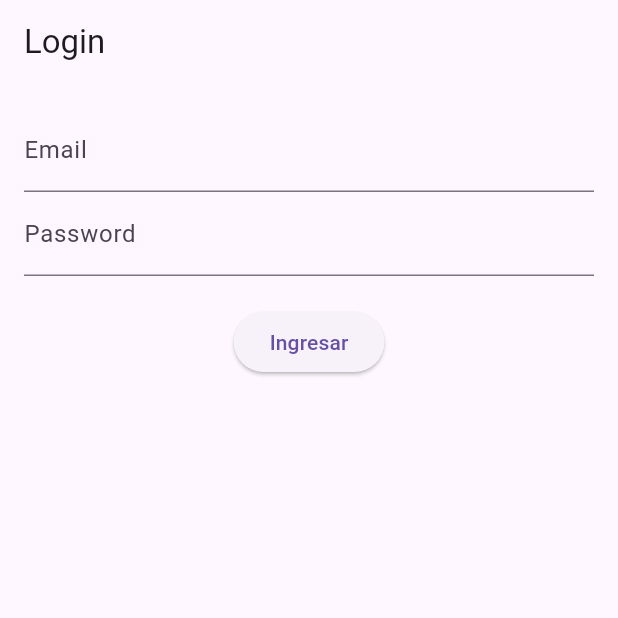
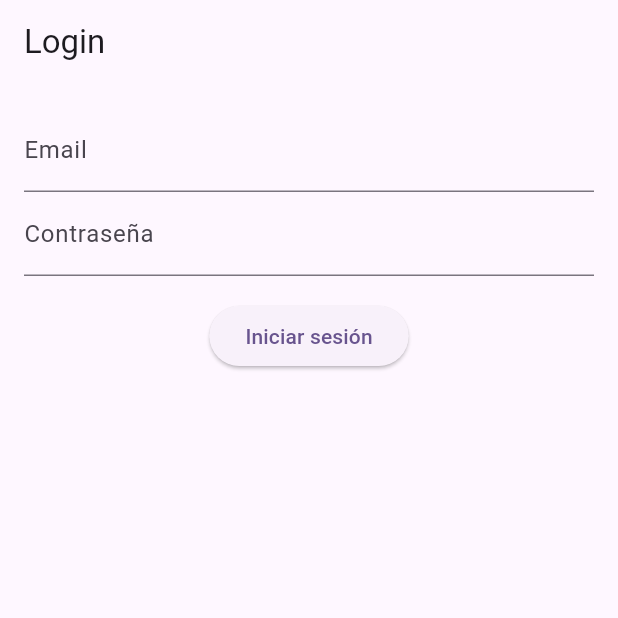
Before and after one commit to AlexPalomar/auth_provider, a Flutter app: the screen it shows after launch, on a phone screen of 412 x 824 dp, the top half of it. Run offline on Flutter 3.47's test engine with Material 3 defaults, Android fonts, the phone set to English and light mode, and no system bars; our stand-ins replace get_it.

```diff
--- a/lib/features/auth/application/login_service.dart
+++ b/lib/features/auth/application/login_service.dart
@@ -0,0 +1,12 @@
+import 'package:first_app/features/auth/domain/usecases/LoginUseCase.dart';
+
+class LoginService {
+  final LoginUseCase _loginUseCase;
+
+  LoginService(this._loginUseCase);
+
+  Future<bool?> login(String email, String password) {
+    print( "Email_application: $email");
+    return _loginUseCase.execute(email, password);
+  }
+}
--- /dev/null
+++ b/lib/features/auth/domain/entities/login.dart
@@ -0,0 +1,35 @@
+class Credentials {
+  String _email;
+  String _password;
+
+  Credentials(this._email, this._password);
+  Credentials.empty()
+      : _email = '',
+        _password = '';
+
+  String get email => _email;
+  String get password => _password;
+
+  void setEmail(String email) {
+    _email = email;
+  }
+
+  void setPassword(String password) {
+    _password = password;
+  }
+}
+
+
+// class Credentials {
+//   final String email;
+//   final String password;
+
+//   const Credentials({required this.email, required this.password});
+
+//   Credentials copyWith({String? email, String? password}) {
+//     return Credentials(
+//       email: email ?? this.email,
+//       password: password ?? this.password,
+//     );
+//   }
+// }
--- /dev/null
+++ b/lib/features/auth/domain/interfaces/login_repository.dart
@@ -0,0 +1,3 @@
+abstract class ILoginRepository {
+  Future<bool> login(String email, String password);
+}
--- a/lib/features/auth/domain/usecases/LoginUseCase.dart
+++ b/lib/features/auth/domain/usecases/LoginUseCase.dart
@@ -1,13 +1,14 @@
 // domain/usecases/login_usecase.dart
 
-
-import 'package:first_app/features/auth/domain/entities/user.dart';
+import 'package:first_app/features/auth/domain/interfaces/login_repository.dart';
 
 class LoginUseCase {
+  final ILoginRepository loginRepository;
 
+  LoginUseCase(this.loginRepository);
 
-  Future<User?> call(String email, String password) {
-    var repository;
-    return repository.login(email, password);
+  Future<bool?> execute(String email, String password) {
+    print( "Email_usecase: $email");
+    return loginRepository.login(email, password);
   }
 }
--- /dev/null
+++ b/lib/features/auth/presentation/app.dart
@@ -0,0 +1,23 @@
+import 'package:first_app/features/auth/presentation/screen/home_screen.dart';
+import 'package:first_app/features/auth/presentation/screen/login_screen.dart';
+import 'package:flutter/material.dart';
+
+class Auth extends StatelessWidget {
+  const Auth({super.key});
+
+  @override
+  Widget build(BuildContext context) {
+    return MaterialApp(
+      title: 'Example Auth',
+      theme: ThemeData(
+        colorScheme: ColorScheme.fromSeed(seedColor: Colors.deepPurple),
+        useMaterial3: true,
+      ),
+      initialRoute: '/',
+      routes: {
+        '/': (context) => const LoginPage(),
+        '/home': (context) => const HomeScreen(),
+      },
+    );
+  }
+}
--- a/lib/features/auth/presentation/provider/login_provider.dart
+++ b/lib/features/auth/presentation/provider/login_provider.dart
@@ -1,33 +1,66 @@
 // presentation/providers/login_provider.dart
-import 'package:first_app/features/auth/domain/entities/user.dart';
-import 'package:first_app/features/auth/domain/usecases/LoginUseCase.dart';
+import 'package:first_app/features/auth/application/login_service.dart';
+import 'package:first_app/features/auth/domain/entities/login.dart';
 import 'package:flutter/material.dart';
 
+class LoginProvider extends ChangeNotifier {
+  final LoginService loginService;
 
-class LoginProvider with ChangeNotifier {
-  final LoginUseCase loginUseCase;
-
-  LoginProvider(this.loginUseCase);
+  LoginProvider(this.loginService);
 
   bool isLoading = false;
-  User? user;
+  bool? resp;
   String? error;
 
-  Future<void> login(String email, String password) async {
+  Credentials credentialsEntity = Credentials.empty();
+
+  void setEmail(String email) {
+    credentialsEntity.setEmail(email);
+    print('Email-provedor: ${credentialsEntity.email}');
+  }
+
+  void setPassword(String password) {
+    credentialsEntity.setPassword(password);
+  }
+
+  Future<void> login() async {
     isLoading = true;
     error = null;
     notifyListeners();
 
     try {
-      user = await loginUseCase(email, password);
-      if (user == null) {
-        error = "Credenciales inválidas";
+      final result = await loginService.login(
+          credentialsEntity.email, credentialsEntity.password);
+      if (result == null) {
+        error = 'Credenciales incorrectas';
+      } else {
+        resp = result;
+
       }
     } catch (e) {
-      error = "Error del servidor";
+      error = 'Error inesperado: $e';
     } finally {
       isLoading = false;
       notifyListeners();
     }
   }
 }
+
+
+  // Future<void> login(String email, String password) async {
+  //   isLoading = true;
+  //   error = null;
+  //   notifyListeners();
+
+  //   try {
+  //     resp = await loginService.login(email, password);
+  //     if (resp == false) {
+  //       error = "Credenciales inválidas";
+  //     }
+  //   } catch (e) {
+  //     error = "Error del servidor";
+  //   } finally {
+  //     isLoading = false;
+  //     notifyListeners();
+  //   }
+  // }
--- a/lib/features/auth/presentation/screen/login.dart
+++ /dev/null
@@ -1,40 +0,0 @@
-// presentation/pages-screen/login_page.dart
-import 'package:first_app/features/auth/presentation/provider/login_provider.dart';
-import 'package:flutter/material.dart';
-import 'package:provider/provider.dart';
-
-
-
-class LoginPage extends StatelessWidget {
-  final emailCtrl = TextEditingController();
-  final passCtrl = TextEditingController();
-
-  @override
-  Widget build(BuildContext context) {
-    final provider = Provider.of<LoginProvider>(context);
-
-    return Scaffold(
-      appBar: AppBar(title: Text("Login")),
-      body: Padding(
-        padding: const EdgeInsets.all(16),
-        child: Column(
-          children: [
-            TextField(controller: emailCtrl, decoration: InputDecoration(labelText: "Email")),
-            TextField(controller: passCtrl, decoration: InputDecoration(labelText: "Password"), obscureText: true),
-            SizedBox(height: 20),
-            provider.isLoading
-                ? CircularProgressIndicator()
-                : ElevatedButton(
-                    onPressed: () {
-                      provider.login(emailCtrl.text, passCtrl.text);
-                    },
-                    child: Text("Ingresar"),
-                  ),
-            if (provider.error != null) Text(provider.error!, style: TextStyle(color: Colors.red)),
-            if (provider.user != null) Text("Bienvenido ${provider.user!.email}"),
-          ],
-        ),
-      ),
-    );
-  }
-}
--- /dev/null
+++ b/lib/features/auth/presentation/screen/login_screen.dart
@@ -0,0 +1,55 @@
+// presentation/pages-screen/login_page.dart
+import 'package:first_app/features/auth/presentation/provider/login_provider.dart';
+import 'package:flutter/material.dart';
+import 'package:provider/provider.dart';
+
+class LoginPage extends StatelessWidget {
+  const LoginPage({super.key});
+
+  @override
+  Widget build(BuildContext context) {
+    final controller = context.watch<LoginProvider>();
+    return Scaffold(
+        appBar: AppBar(title: Text("Login")),
+        body: Padding(
+          padding: const EdgeInsets.all(16),
+          child: Column(
+            children: [
+              TextField(
+                decoration: const InputDecoration(labelText: 'Email'),
+                onChanged: controller.setEmail,
+              ),
+              TextField(
+                decoration: const InputDecoration(labelText: 'Contraseña'),
+                obscureText: true,
+                onChanged: controller.setPassword,
+              ),
+              const SizedBox(height: 16),
+              if (controller.isLoading)
+                const CircularProgressIndicator()
+              else
+                ElevatedButton(
+                  onPressed: () async {
+                    await controller.login();
+                    if (controller.resp == true) Navigator.pushReplacementNamed(context, '/home');},
+                  child: const Text('Iniciar sesión'),
+                ),
+              if (controller.error != null) ...[
+                const SizedBox(height: 16),
+                Text(
+                  controller.error!,
+                  style: const TextStyle(color: Colors.red),
+                ),
+              ],
+              // if (controller.user != null) ...[
+              //   const SizedBox(height: 16),
+              //   Text(
+              //     'Bienvenido, ${controller.user!.email}',
+              //     style: const TextStyle(color: Colors.green),
+              //   )
+              // ]
+            ],
+          ),
+        ));
+  }
+}
--- a/pubspec.yaml
+++ b/pubspec.yaml
@@ -36,6 +36,8 @@ dependencies:
   # Use with the CupertinoIcons class for iOS style icons.
   cupertino_icons: ^1.0.8
   provider: ^6.1.5
+  get_it: ^8.0.3
+  http: ^1.4.0
 
 dev_dependencies:
   flutter_test:
```
Also changed, not shown: lib/core/shared/response.dart (added, +69 -0 lines), lib/features/auth/infra/login_impl.dart (added, +36 -0 lines), lib/features/auth/presentation/screen/home_screen.dart (added, +20 -0 lines), lib/injection_container.dart (added, +26 -0 lines), lib/main.dart (+7 -74 lines), pubspec.lock, 1 other file.
